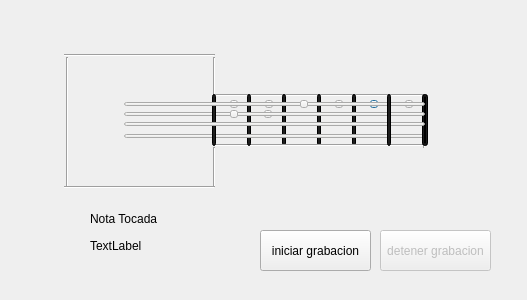
This is GUILBass/forms/grabar.ui in mgoyret/UTN_FRBA_INFO_II_2020_TPO_LASER-BASS as Qt 5 draws it before an edit. The edited form follows.
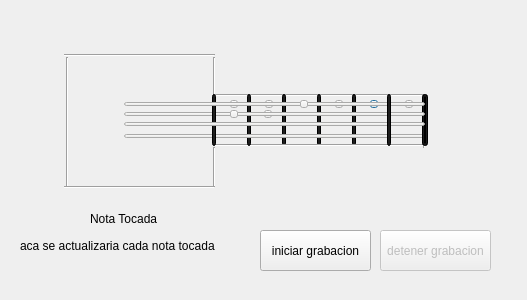
This is the edited form.

Commit message: modifique ventana grabar

```diff
--- a/GUILBass/forms/grabar.ui
+++ b/GUILBass/forms/grabar.ui
@@ -5263,14 +5263,14 @@
   <widget class="QLabel" name="LBnotaTocada">
    <property name="geometry">
     <rect>
-     <x>90</x>
+     <x>20</x>
      <y>230</y>
-     <width>141</width>
+     <width>211</width>
      <height>31</height>
     </rect>
    </property>
    <property name="text">
-    <string>TextLabel</string>
+    <string>aca se actualizaria cada nota tocada</string>
    </property>
   </widget>
   <widget class="QPushButton" name="PBrec">
```
The commit also changes 2 other files.
